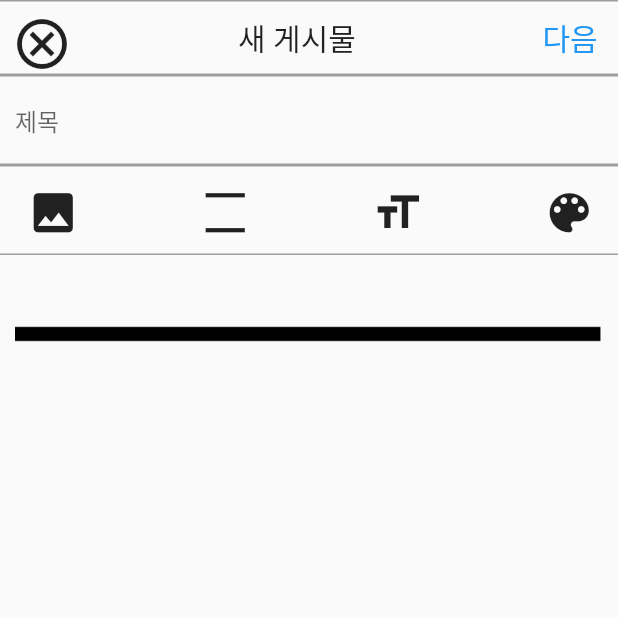
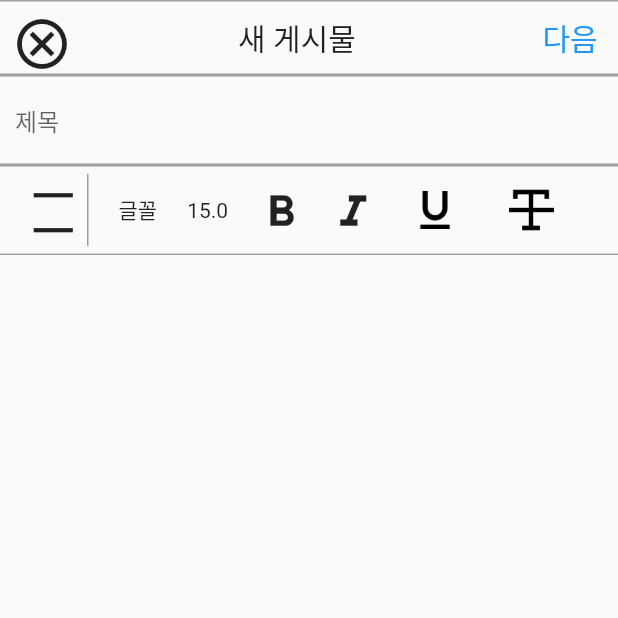
Before and after one commit to Toyproject0000/Toyproject, a Flutter app: the WritingPage screen opened directly, after a tap on the "density large" icon, on a phone screen of 412 x 824 dp, the top half of it. Run offline on Flutter 3.47's test engine with Material 2 defaults, Android fonts, the phone set to English and light mode, and no system bars; our stand-ins replace font_awesome_flutter, image_picker.

Commit message:
showMenu

```diff
--- a/lib/main_page/4_page/writing_page.dart
+++ b/lib/main_page/4_page/writing_page.dart
@@ -21,26 +21,65 @@
   bool usertouch = false;
   double? containerHeight;
   File? imagePath;
-  bool barActivation = false;
+  bool barActivation = true;
   FocusNode? newFocusNode;
   int? widgetListIndex;
+  bool toolbarbool = true;
+  ScrollController scrollController = ScrollController();
+  BuildContext? showContext;
 
 
   final GlobalKey _widgetKey = GlobalKey();
   TextStyle basicFont = TextStyle(fontSize: 15, color: Colors.black);
 
-  void showImageMenu(BuildContext context) {
+  Future<void> pickImage() async {
+    final picker = ImagePicker();
+    final pickedFile = await picker.pickImage(source: ImageSource.gallery);
+
+    if (pickedFile != null) {
+      setState(() {
+        imagePath = File(pickedFile.path);
+      });
+    }
+  }
+
+  void removeWidget(int index) {
+    // 줄바꿈에서 활용하기
+    setState(() {
+      if (widgetList.length > 1) {
+        widgetList.removeAt(index);
+      }
+    });
+  }
+
+  void showSortingMenu(BuildContext context) {
     final RenderBox overlay =
-    Overlay.of(context)!.context.findRenderObject() as RenderBox; // 더 공부하기
+    Overlay.of(context).context.findRenderObject() as RenderBox; // 더 공부하기
     final RenderBox widgetBox =
     _widgetKey.currentContext!.findRenderObject() as RenderBox;
     final Offset widgetPosition =
     widgetBox.localToGlobal(Offset.zero); // 상대 위치를 절대 위치로 변경
 
     final List<PopupMenuEntry> menuItems = [
-      PopupMenuItem(child: Text('사진 찍기')),
-      PopupMenuItem(child: Text('갤러리에서 가져오기')),
-      PopupMenuItem(child: Text('파일 선택')),
+      PopupMenuItem(
+        child: Row(
+          mainAxisAlignment: MainAxisAlignment.spaceBetween,
+          children: [
+            GestureDetector(onTap: (){
+              Navigator.pop(context);
+            },
+                child: Image.asset('image/left-align.png', width: 25, height: 25,)),
+            SizedBox(width:10),
+            GestureDetector(onTap: (){
+              Navigator.pop(context);
+            }, child: Image.asset('image/format.png', width: 25, height: 25,)),
+            SizedBox(width:10),
+            GestureDetector(onTap: (){
+              Navigator.pop(context);
+            }, child: Image.asset('image/align-right.png', width: 25, height: 25,))
+          ],
+        ),
+      )
     ];
 
     showMenu(
@@ -54,212 +93,18 @@
         items: menuItems);
   }
 
-  Future<void> pickImage() async {
-    final picker = ImagePicker();
-    final pickedFile = await picker.pickImage(source: ImageSource.gallery);
-
-    if (pickedFile != null) {
-      setState(() {
-        imagePath = File(pickedFile.path);
-      });
-    }
-  }
-
-  void removeWidget(int index) {
-    setState(() {
-      if (widgetList.length > 1) {
-        widgetList.removeAt(index);
-      }
-    });
-    // Future.delayed(Duration(milliseconds: 100), () {
-    //   _scrollController.animateTo(
-    //     _scrollController.position.maxScrollExtent,
-    //     duration: Duration(milliseconds: 300),
-    //     curve: Curves.easeInOut,
-    //   );
-    //   // 새로운 EditableText에 focus 설정을 위해 잠시 지연시간을 줍니다.
-    //   FocusScope.of(context).requestFocus();
-    // });
-  }
-
-  void addLine(context) {
-    final TextEditingController newController = TextEditingController();
-    final FocusNode newFocusNode = FocusNode();
-    final GlobalKey lineKey = GlobalKey();
-
-    showLineMenu(
-        BuildContext context,
-        ) {
-      final RenderBox overlay = Overlay.of(context)!.context.findRenderObject()
-      as RenderBox; // 더 공부하기
-      final RenderBox widgetBox =
-      lineKey.currentContext!.findRenderObject() as RenderBox;
-      final Offset widgetPosition =
-      widgetBox.localToGlobal(Offset.zero); // 로컬에서 젼역으로 변경하는 코드
-
-      final List<PopupMenuEntry> menuItems = [
-        PopupMenuItem(
-          child: Row(
-            children: [
-              IconButton(
-                icon: Icon(Icons.linear_scale_outlined),
-                onPressed: () {
-                  setState(() {
-                    barActivation = false;
-                    Navigator.pop(context);
-                  });
-                },
-              ),
-              IconButton(
-                icon: Icon(Icons.line_axis_outlined),
-                onPressed: () {
-                  Navigator.pop(context);
-                },
-              ),
-              IconButton(
-                icon: Icon(Icons.line_weight_sharp),
-                onPressed: () {
-                  Navigator.pop(context);
-                },
-              ),
-            ],
-          ),
-        )
-      ];
-      // setState(() {
-      //   barActivation = true;
-      //   showMenu(
-      //       context: context,
-      //       position: RelativeRect.fromLTRB(
-      //         widgetPosition.dx, // 왼쪽
-      //         widgetPosition.dy + widgetBox.size.height, // 위쪽
-      //         overlay.size.width -
-      //             widgetPosition.dx -
-      //             widgetBox.size.width, // 오른쪽
-      //         overlay.size.height - widgetPosition.dy, // 아래쪽
-      //       ),
-      //       items: menuItems);
-      // });
-    }
-
-    setState(() {
-      widgetList.add(GestureDetector(
-        key: lineKey,
-        onTap: () {
-          showLineMenu(context);
-        },
-        child: RawKeyboardListener(
-          focusNode: FocusNode(),
-          onKey: (event) {
-            if (event is RawKeyDownEvent &&
-                event.logicalKey == LogicalKeyboardKey.backspace) {}
-          },
-          child: Container(
-            padding: EdgeInsets.symmetric(vertical: 10),
-            child: Image.asset(
-              'image/line1.png',
-            ),
-          ),
-        ),
-      ));
-    });
-    Future.delayed(Duration(milliseconds: 100), () {
-      _scrollController.animateTo(
-        _scrollController.position.maxScrollExtent,
-        duration: Duration(milliseconds: 300),
-        curve: Curves.easeInOut,
-      );
-      // 새로운 EditableText에 focus 설정을 위해 잠시 지연시간을 줍니다.
-      FocusScope.of(context).requestFocus(newFocusNode);
-    });
-  }
-
-
-  void addWidgetToColumn() {
-    final TextEditingController newController = TextEditingController();
-    final FocusNode newFocusNode = FocusNode();
-
-    setState(() {
-      widgetControllers.add(newController);
-      widgetFocustNodes.add(newFocusNode);
-      String previousText = '';
-      RawKeyboardListener? newWidget;
-
-      newWidget = RawKeyboardListener(
-        focusNode: FocusNode(),
-        onKey: (event) {
-          String currentText = newController.text;
-          int index = widgetList.indexOf(newWidget!);
-          if (currentText.isEmpty && event is RawKeyDownEvent &&
-              event.logicalKey == LogicalKeyboardKey.backspace) {
-            removeWidget(index);
-          }
-        },
-        child: Container(
-          padding: EdgeInsets.symmetric(vertical: 3),
-          child: EditableText(
-            keyboardType: TextInputType.text,
-            backgroundCursorColor: Colors.black,
-            cursorColor: Colors.black,
-            onEditingComplete: () {
-              print('함수가 실행됬다.');
-              addWidgetToColumn();
-            },
-            onChanged: (text){
-              if(text.contains('\n')){
-                newController.text = lineChange();
-                addWidgetToColumn();
-              }
-            },
-            controller: newController,
-            focusNode: newFocusNode,
-            style: basicFont,
-            maxLines: null,
-          ),
-        ),
-      );
-
-      widgetList.add(newWidget!);
-    });
-    Future.delayed(Duration(milliseconds: 100), () {
-      _scrollController.animateTo(
-        _scrollController.position.maxScrollExtent,
-        duration: Duration(milliseconds: 300),
-        curve: Curves.easeInOut,
-      );
-      // 새로운 EditableText에 focus 설정을 위해 잠시 지연시간을 줍니다.
-      FocusScope.of(context).requestFocus(newFocusNode);
-    });
-  }
-
   List<Widget> widgetList = [];
   List<TextEditingController> widgetControllers = [];
   List<FocusNode> widgetFocustNodes = [];
+  List<ScrollController> widgetScrollController = [];
   List<Widget> everyThing = [];
+  List<Widget> toolbar = [];
 
-  lineChange() {
-    String currentText = bodyController.text.replaceAll('\n', '');
-    print('줄바껴써용~');
-    return currentText;
-  }
-
-  Widget BuildWidget(int index){
-    return RawKeyboardListener(
-        onKey: (event) {
-          String currentText = widgetControllers[index].text;
-          if (currentText.isEmpty &&
-              event is RawKeyDownEvent &&
-              event.logicalKey == LogicalKeyboardKey.backspace) {
-            removeWidget(index);
-          }
-        },
-        focusNode: widgetFocustNodes[index],
-        child: widgetList[index]);
-  }
 
   @override
   void initState() {
     super.initState();
+
     widgetFocustNodes.add(_focusNode);
     widgetControllers.add(bodyController);
     widgetList = [
@@ -269,67 +114,119 @@
         style: basicFont,
         cursorColor: Colors.black,
         backgroundCursorColor: Colors.black,
-        maxLines: null,
-        onEditingComplete: () {
-          print('함수가 실행됬다.');
-          addWidgetToColumn();
-        },
-        onChanged: (text) {
-          if (text.contains('\n')) {
-            bodyController.text = lineChange();
-            addWidgetToColumn();
-          }
-        },
+        maxLines: 1,
       ),
     ];
   }
 
   @override
-  Widget build(BuildContext context) {
-    List<Widget> toolbar = [
-      IconButton(
-        tooltip: '배경이미지',
-        key: _widgetKey,
-        onPressed: () {
-          int index = 0;
-          showImageMenu(context);
-        },
-        icon: Icon(
-          Icons.image,
-          size: 35,
+  void didChangeDependencies() {
+    super.didChangeDependencies();
+    toolbar = [
+      Container(
+        decoration: BoxDecoration(
+          border: Border(
+              right: BorderSide(
+                color: Colors.grey,
+                width: 1,
+              )),
         ),
-      ),
-      IconButton(
+        child: IconButton(
           tooltip: '구분선',
           onPressed: () {
-          addLine(context);
+            // addLine(); 구분선 넣기
           },
           icon: Icon(
             Icons.density_large,
             size: 35,
           ),
         ),
+      ),
+      SizedBox(
+        width: 20,
+      ),
+      GestureDetector(
+        onTap: () {},
+        child: Text('글꼴'),
+      ),
+      SizedBox(
+        width: 20,
+      ),
+      GestureDetector(
+        onTap: () {},
+        child: Text(basicFont.fontSize.toString()),
+      ),
+      SizedBox(
+        width: 10,
+      ),
       IconButton(
-        tooltip: '택스트 스타일',
+        tooltip: '굵기',
         onPressed: () {
-          int index = 2;
+          int index = 4;
         },
         icon: Icon(
-          Icons.format_size,
+          Icons.format_bold,
           size: 35,
         ),
       ),
       IconButton(
-        tooltip: '배경색',
+        tooltip: '기울임',
         onPressed: () {
-          int index = 3;
+          int index = 4;
         },
         icon: Icon(
-          Icons.color_lens,
+          Icons.format_italic,
           size: 35,
         ),
       ),
+      TextButton(
+        onPressed: () {},
+        child: Image.asset('image/underline.png',
+          width: 25, height: 25,
+        ),
+      ),
+      TextButton(
+        onPressed: () {},
+        child: Image.asset('image/strikethrough.png',
+          width: 30, height: 30,
+        ),
+      ),
+      TextButton(
+        onPressed: () {},
+        child: Image.asset('image/font.png',
+          width: 30, height: 30,
+        ),
+      ),
+      TextButton(
+        onPressed: () {},
+        child: Image.asset('image/text.png',
+          width: 30, height: 30,
+        ),
+      ),
+      Container(
+        key: _widgetKey,
+        decoration: BoxDecoration(
+          border: Border(
+              left: BorderSide(
+                color: Colors.grey,
+                width: 1,
+              )),
+        ),
+        child: TextButton(
+          onPressed: () {
+            showSortingMenu(context);
+          },
+          child: Image.asset('image/left-align.png',
+            width: 30, height: 30,
+          ),
+        ),
+      ),
     ];
+  }
+
+
+  @override
+  Widget build(BuildContext context) {
 
     everyThing = [
       Container(
@@ -388,9 +285,12 @@
             horizontal: BorderSide(color: Colors.grey),
           ),
         ),
+        child: SingleChildScrollView(
+          scrollDirection: Axis.horizontal,
           child: Row(
             mainAxisAlignment: MainAxisAlignment.spaceBetween,
             children: toolbar,
+          ),
         ),
       ),
       Column(
```
Also changed, not shown: lib/main_page/4_page/writing_tool.dart (deleted, +0 -22 lines), pubspec.yaml (+9 -0 lines), image/align-right.png (added), image/bold.png (added), image/font.png (added), image/format.png (added), image/italic.png (added), image/left-align.png (added), image/strikethrough.png (added), image/text.png (added), image/underline.png (added), pubspec.lock. Lines whose indentation alone changed are shown as unchanged.
